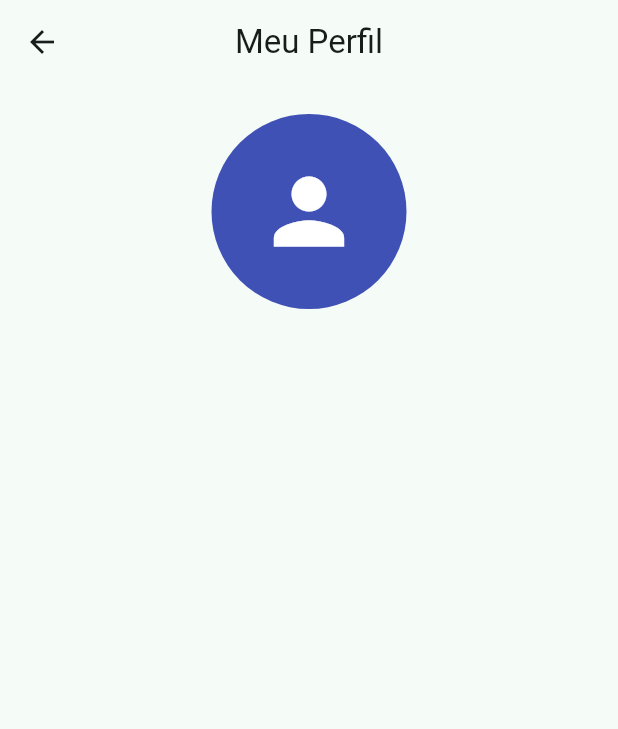
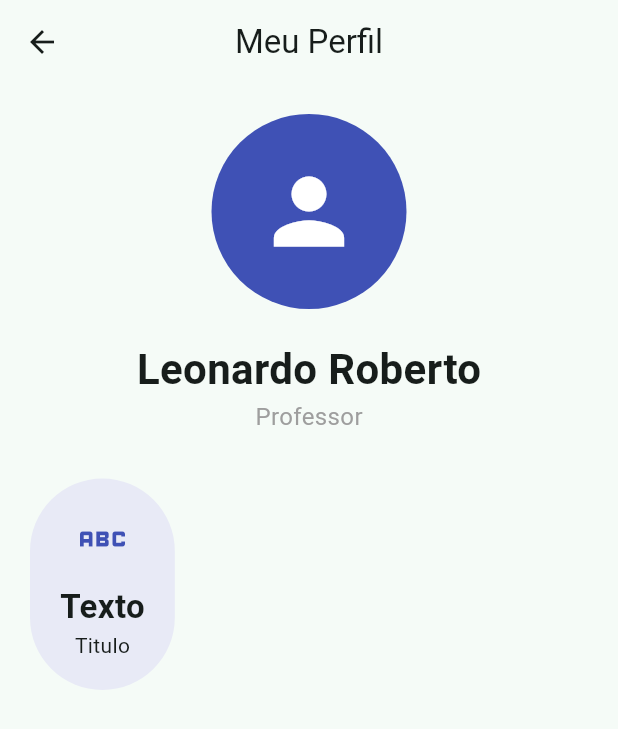
Before and after one commit to luci-nieradka-a/promacao-moblie-2026, a Flutter app: the Aula03 screen opened by its route, on a phone screen of 412 x 824 dp. Shown: the top 729 px of the screen. Run offline on Flutter 3.47's test engine with Material 3 defaults, Android fonts, the phone set to English and light mode, and no system bars.

Commit message:
sequencia da aula 03

```diff
--- a/lib/paginas/telas/aula03.dart
+++ b/lib/paginas/telas/aula03.dart
@@ -7,7 +7,7 @@ class Aula03 extends StatelessWidget {
   Widget build(BuildContext context) {
     return Scaffold(
       appBar: AppBar(
-        title: Text("Meu Perfil"),
+        title: const Text("Meu Perfil"),
         // Centraliza o título da AppBar
         centerTitle: true,
       ),
@@ -17,13 +17,13 @@ class Aula03 extends StatelessWidget {
         // Precisamos do container para aplicar alinhamento de forma correta
         child: Container(
           width: double.infinity,
-          child: const Column(
+          child: Column(
             mainAxisSize: MainAxisSize.max,
             // Alinhando ao centro
             mainAxisAlignment: MainAxisAlignment.center,
             crossAxisAlignment: CrossAxisAlignment.center,
             children: [
-              //Cria um avatar circular
+              // Cria um avatar circular
               const CircleAvatar(
                 radius: 65,
                 backgroundColor: Colors.indigo,
@@ -32,6 +32,53 @@ class Aula03 extends StatelessWidget {
                   color: Colors.white,
                   size: 70,
                 ),
+              ),
+              SizedBox(height: 20),
+              Text(
+                "Leonardo Roberto",
+                style: TextStyle(
+                  fontSize: 28,
+                  fontWeight: FontWeight.bold,
+                ),
+              ),
+              Text(
+                "Professor",
+                style: TextStyle(
+                  fontSize: 16,
+                  color: Colors.grey,
+                ),
+              ),
+              const SizedBox(height: 30),
+              // Dispor elementos em linha
+              Row(
+                children: [
+                  Container(
+                    padding: EdgeInsets.all(20),
+                    decoration: BoxDecoration(
+                        color: Colors.indigo.shade50,
+                        borderRadius: BorderRadius.circular(50)),
+                    child: const Column(
+                      children: [
+                        Icon(
+                          Icons.abc,
+                          size: 40,
+                          color: Colors.indigo,
+                        ),
+                        const SizedBox(
+                          height: 10,
+                        ),
+                        Text(
+                          "Texto",
+                          style: TextStyle(
+                            fontSize: 22,
+                            fontWeight: FontWeight.bold,
+                          ),
+                        ),
+                        Text("Titulo"),
+                      ],
+                    ),
+                  ),
+                ],
               )
             ],
           ),
```
